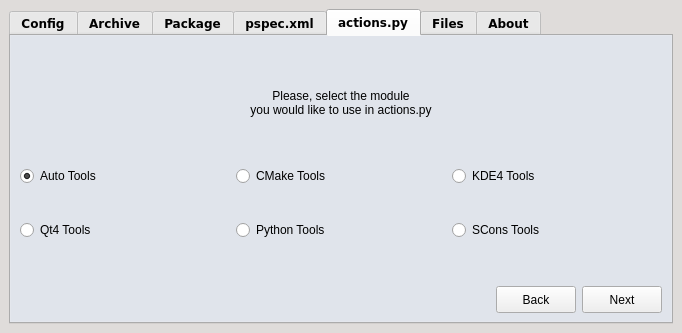
pars-linux/pisiyap, file ui/pisiyap.ui: the form before one commit.
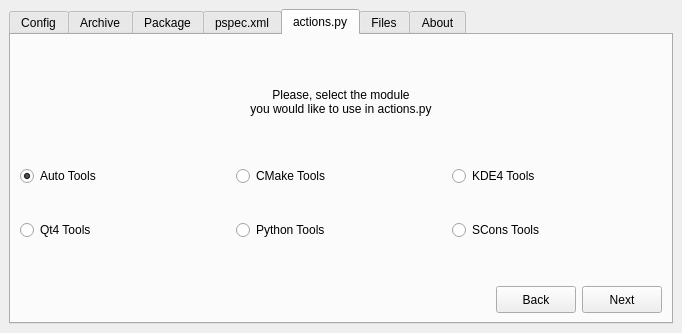
The form after the commit. The open tabs and pages were chosen to show the change. Icons and pictures are not drawn.

The edit to the form file:
```diff
--- a/ui/pisiyap.ui
+++ b/ui/pisiyap.ui
@@ -22,185 +22,6 @@
     <height>0</height>
    </size>
   </property>
-  <property name="palette">
-   <palette>
-    <active>
-     <colorrole role="WindowText">
-      <brush brushstyle="SolidPattern">
-       <color alpha="255">
-        <red>255</red>
-        <green>255</green>
-        <blue>255</blue>
-       </color>
-      </brush>
-     </colorrole>
-     <colorrole role="Button">
-      <brush brushstyle="SolidPattern">
-       <color alpha="255">
-        <red>223</red>
-        <green>220</green>
-        <blue>218</blue>
-       </color>
-      </brush>
-     </colorrole>
-     <colorrole role="Text">
-      <brush brushstyle="SolidPattern">
-       <color alpha="255">
-        <red>255</red>
-        <green>255</green>
-        <blue>255</blue>
-       </color>
-      </brush>
-     </colorrole>
-     <colorrole role="ButtonText">
-      <brush brushstyle="SolidPattern">
-       <color alpha="255">
-        <red>223</red>
-        <green>220</green>
-        <blue>218</blue>
-       </color>
-      </brush>
-     </colorrole>
-     <colorrole role="Base">
-      <brush brushstyle="SolidPattern">
-       <color alpha="255">
-        <red>209</red>
-        <green>214</green>
-        <blue>224</blue>
-       </color>
-      </brush>
-     </colorrole>
-     <colorrole role="Window">
-      <brush brushstyle="SolidPattern">
-       <color alpha="255">
-        <red>223</red>
-        <green>220</green>
-        <blue>218</blue>
-       </color>
-      </brush>
-     </colorrole>
-    </active>
-    <inactive>
-     <colorrole role="WindowText">
-      <brush brushstyle="SolidPattern">
-       <color alpha="255">
-        <red>255</red>
-        <green>255</green>
-        <blue>255</blue>
-       </color>
-      </brush>
-     </colorrole>
-     <colorrole role="Button">
-      <brush brushstyle="SolidPattern">
-       <color alpha="255">
-        <red>223</red>
-        <green>220</green>
-        <blue>218</blue>
-       </color>
-      </brush>
-     </colorrole>
-     <colorrole role="Text">
-      <brush brushstyle="SolidPattern">
-       <color alpha="255">
-        <red>255</red>
-        <green>255</green>
-        <blue>255</blue>
-       </color>
-      </brush>
-     </colorrole>
-     <colorrole role="ButtonText">
-      <brush brushstyle="SolidPattern">
-       <color alpha="255">
-        <red>223</red>
-        <green>220</green>
-        <blue>218</blue>
-       </color>
-      </brush>
-     </colorrole>
-     <colorrole role="Base">
-      <brush brushstyle="SolidPattern">
-       <color alpha="255">
-        <red>209</red>
-        <green>214</green>
-        <blue>224</blue>
-       </color>
-      </brush>
-     </colorrole>
-     <colorrole role="Window">
-      <brush brushstyle="SolidPattern">
-       <color alpha="255">
-        <red>223</red>
-        <green>220</green>
-        <blue>218</blue>
-       </color>
-      </brush>
-     </colorrole>
-    </inactive>
-    <disabled>
-     <colorrole role="WindowText">
-      <brush brushstyle="SolidPattern">
-       <color alpha="255">
-        <red>110</red>
-        <green>111</green>
-        <blue>114</blue>
-       </color>
-      </brush>
-     </colorrole>
-     <colorrole role="Button">
-      <brush brushstyle="SolidPattern">
-       <color alpha="255">
-        <red>223</red>
-        <green>220</green>
-        <blue>218</blue>
-       </color>
-      </brush>
-     </colorrole>
-     <colorrole role="Text">
-      <brush brushstyle="SolidPattern">
-       <color alpha="255">
-        <red>110</red>
-        <green>111</green>
-        <blue>114</blue>
-       </color>
-      </brush>
-     </colorrole>
-     <colorrole role="ButtonText">
-      <brush brushstyle="SolidPattern">
-       <color alpha="255">
-        <red>0</red>
-        <green>0</green>
-        <blue>0</blue>
-       </color>
-      </brush>
-     </colorrole>
-     <colorrole role="Base">
-      <brush brushstyle="SolidPattern">
-       <color alpha="255">
-        <red>223</red>
-        <green>220</green>
-        <blue>218</blue>
-       </color>
-      </brush>
-     </colorrole>
-     <colorrole role="Window">
-      <brush brushstyle="SolidPattern">
-       <color alpha="255">
-        <red>223</red>
-        <green>220</green>
-        <blue>218</blue>
-       </color>
-      </brush>
-     </colorrole>
-    </disabled>
-   </palette>
-  </property>
-  <property name="font">
-   <font>
-    <family>DejaVu Sans</family>
-    <weight>75</weight>
-    <bold>true</bold>
-   </font>
-  </property>
   <property name="windowTitle">
    <string>PisiYap - PiSi Source File Creator</string>
   </property>
@@ -224,134 +45,6 @@
         <height>322</height>
        </size>
       </property>
-      <property name="palette">
-       <palette>
-        <active>
-         <colorrole role="WindowText">
-          <brush brushstyle="SolidPattern">
-           <color alpha="255">
-            <red>0</red>
-            <green>0</green>
-            <blue>0</blue>
-           </color>
-          </brush>
-         </colorrole>
-         <colorrole role="Button">
-          <brush brushstyle="SolidPattern">
-           <color alpha="255">
-            <red>209</red>
-            <green>214</green>
-            <blue>224</blue>
-           </color>
-          </brush>
-         </colorrole>
-         <colorrole role="Text">
-          <brush brushstyle="SolidPattern">
-           <color alpha="255">
-            <red>0</red>
-            <green>0</green>
-            <blue>0</blue>
-           </color>
-          </brush>
-         </colorrole>
-         <colorrole role="ButtonText">
-          <brush brushstyle="SolidPattern">
-           <color alpha="255">
-            <red>0</red>
-            <green>0</green>
-            <blue>0</blue>
-           </color>
-          </brush>
-         </colorrole>
-        </active>
-        <inactive>
-         <colorrole role="WindowText">
-          <brush brushstyle="SolidPattern">
-           <color alpha="255">
-            <red>0</red>
-            <green>0</green>
-            <blue>0</blue>
-           </color>
-          </brush>
-         </colorrole>
-         <colorrole role="Button">
-          <brush brushstyle="SolidPattern">
-           <color alpha="255">
-            <red>209</red>
-            <green>214</green>
-            <blue>224</blue>
-           </color>
-          </brush>
-         </colorrole>
-         <colorrole role="Text">
-          <brush brushstyle="SolidPattern">
-           <color alpha="255">
-            <red>0</red>
-            <green>0</green>
-            <blue>0</blue>
-           </color>
-          </brush>
-         </colorrole>
-         <colorrole role="ButtonText">
-          <brush brushstyle="SolidPattern">
-           <color alpha="255">
-            <red>0</red>
-            <green>0</green>
-            <blue>0</blue>
-           </color>
-          </brush>
-         </colorrole>
-        </inactive>
-        <disabled>
-         <colorrole role="WindowText">
-          <brush brushstyle="SolidPattern">
-           <color alpha="255">
-            <red>0</red>
-            <green>0</green>
-            <blue>0</blue>
-           </color>
-          </brush>
-         </colorrole>
-         <colorrole role="Button">
-          <brush brushstyle="SolidPattern">
-           <color alpha="255">
-            <red>209</red>
-            <green>214</green>
-            <blue>224</blue>
-           </color>
-          </brush>
-         </colorrole>
-         <colorrole role="Text">
-          <brush brushstyle="SolidPattern">
-           <color alpha="255">
-            <red>0</red>
-            <green>0</green>
-            <blue>0</blue>
-           </color>
-          </brush>
-         </colorrole>
-         <colorrole role="ButtonText">
-          <brush brushstyle="SolidPattern">
-           <color alpha="255">
-            <red>0</red>
-            <green>0</green>
-            <blue>0</blue>
-           </color>
-          </brush>
-         </colorrole>
-        </disabled>
-       </palette>
-      </property>
-      <property name="font">
-       <font>
-        <family>DejaVu Sans</family>
-        <weight>75</weight>
-        <bold>true</bold>
-       </font>
-      </property>
-      <property name="styleSheet">
-       <string notr="true">color: rgb(0, 0, 0);</string>
-      </property>
       <property name="currentIndex">
        <number>1</number>
       </property>
@@ -2282,9 +1975,6 @@
           </item>
           <item row="1" column="0">
            <widget class="QLabel" name="label_3">
-            <property name="styleSheet">
-             <string notr="true">color: rgb(0, 0, 0);</string>
-            </property>
             <property name="text">
              <string>Please, select the module
 you would like to use in actions.py</string>
@@ -2321,124 +2011,6 @@
            <layout class="QGridLayout" name="gridLayout_19">
             <item row="0" column="0">
              <widget class="QRadioButton" name="autoTools">
-              <property name="palette">
-               <palette>
-                <active>
-                 <colorrole role="WindowText">
-                  <brush brushstyle="SolidPattern">
-                   <color alpha="255">
-                    <red>0</red>
-                    <green>0</green>
-                    <blue>0</blue>
-                   </color>
-                  </brush>
-                 </colorrole>
-                 <colorrole role="Button">
-                  <brush brushstyle="SolidPattern">
-                   <color alpha="255">
-                    <red>223</red>
-                    <green>220</green>
-                    <blue>218</blue>
-                   </color>
-                  </brush>
-                 </colorrole>
-                 <colorrole role="Text">
-                  <brush brushstyle="SolidPattern">
-                   <color alpha="255">
-                    <red>0</red>
-                    <green>0</green>
-                    <blue>0</blue>
-                   </color>
-                  </brush>
-                 </colorrole>
-                 <colorrole role="ButtonText">
-                  <brush brushstyle="SolidPattern">
-                   <color alpha="255">
-                    <red>0</red>
-                    <green>0</green>
-                    <blue>0</blue>
-                   </color>
-                  </brush>
-                 </colorrole>
-                </active>
-                <inactive>
-                 <colorrole role="WindowText">
-                  <brush brushstyle="SolidPattern">
-                   <color alpha="255">
-                    <red>0</red>
-                    <green>0</green>
-                    <blue>0</blue>
-                   </color>
-                  </brush>
-                 </colorrole>
-                 <colorrole role="Button">
-                  <brush brushstyle="SolidPattern">
-                   <color alpha="255">
-                    <red>223</red>
-                    <green>220</green>
-                    <blue>218</blue>
-                   </color>
-                  </brush>
-                 </colorrole>
-                 <colorrole role="Text">
-                  <brush brushstyle="SolidPattern">
-                   <color alpha="255">
-                    <red>0</red>
-                    <green>0</green>
-                    <blue>0</blue>
-                   </color>
-                  </brush>
-                 </colorrole>
-                 <colorrole role="ButtonText">
-                  <brush brushstyle="SolidPattern">
-                   <color alpha="255">
-                    <red>0</red>
-                    <green>0</green>
-                    <blue>0</blue>
-                   </color>
-                  </brush>
-                 </colorrole>
-                </inactive>
-                <disabled>
-                 <colorrole role="WindowText">
-                  <brush brushstyle="SolidPattern">
-                   <color alpha="255">
-                    <red>0</red>
-                    <green>0</green>
-                    <blue>0</blue>
-                   </color>
-                  </brush>
-                 </colorrole>
-                 <colorrole role="Button">
-                  <brush brushstyle="SolidPattern">
-                   <color alpha="255">
-                    <red>223</red>
-                    <green>220</green>
-                    <blue>218</blue>
-                   </color>
-                  </brush>
-                 </colorrole>
-                 <colorrole role="Text">
-                  <brush brushstyle="SolidPattern">
-                   <color alpha="255">
-                    <red>0</red>
-                    <green>0</green>
-                    <blue>0</blue>
-                   </color>
-                  </brush>
-                 </colorrole>
-                 <colorrole role="ButtonText">
-                  <brush brushstyle="SolidPattern">
-                   <color alpha="255">
-                    <red>0</red>
-                    <green>0</green>
-                    <blue>0</blue>
-                   </color>
-                  </brush>
-                 </colorrole>
-                </disabled>
-               </palette>
-              </property>
               <property name="toolTip">
                <string>&lt;!DOCTYPE HTML PUBLIC &quot;-//W3C//DTD HTML 4.0//EN&quot; &quot;http://www.w3.org/TR/REC-html40/strict.dtd&quot;&gt;
 &lt;html&gt;&lt;head&gt;&lt;meta name=&quot;qrichtext&quot; content=&quot;1&quot; /&gt;&lt;style type=&quot;text/css&quot;&gt;
@@ -2446,9 +2018,6 @@
 &lt;/style&gt;&lt;/head&gt;&lt;body style=&quot; font-family:'Serif'; font-size:10pt; font-weight:600; font-style:normal;&quot;&gt;
 &lt;p style=&quot; margin-top:0px; margin-bottom:0px; margin-left:0px; margin-right:0px; -qt-block-indent:0; text-indent:0px;&quot;&gt;Select this option if the package is built with autotools&lt;/p&gt;&lt;/body&gt;&lt;/html&gt;</string>
               </property>
-              <property name="styleSheet">
-               <string notr="true">color: rgb(0, 0, 0);</string>
-              </property>
               <property name="text">
                <string>Auto Tools</string>
               </property>
@@ -2459,124 +2028,6 @@
             </item>
             <item row="0" column="1">
              <widget class="QRadioButton" name="cmakeTools">
-              <property name="palette">
-               <palette>
-                <active>
-                 <colorrole role="WindowText">
-                  <brush brushstyle="SolidPattern">
-                   <color alpha="255">
-                    <red>0</red>
-                    <green>0</green>
-                    <blue>0</blue>
-                   </color>
-                  </brush>
-                 </colorrole>
-                 <colorrole role="Button">
-                  <brush brushstyle="SolidPattern">
-                   <color alpha="255">
-                    <red>223</red>
-                    <green>220</green>
-                    <blue>218</blue>
-                   </color>
-                  </brush>
-                 </colorrole>
-                 <colorrole role="Text">
-                  <brush brushstyle="SolidPattern">
-                   <color alpha="255">
-                    <red>0</red>
-                    <green>0</green>
-                    <blue>0</blue>
-                   </color>
-                  </brush>
-                 </colorrole>
-                 <colorrole role="ButtonText">
-                  <brush brushstyle="SolidPattern">
-                   <color alpha="255">
-                    <red>0</red>
-                    <green>0</green>
-                    <blue>0</blue>
-                   </color>
-                  </brush>
-                 </colorrole>
-                </active>
-                <inactive>
-                 <colorrole role="WindowText">
-                  <brush brushstyle="SolidPattern">
-                   <color alpha="255">
-                    <red>0</red>
-                    <green>0</green>
-                    <blue>0</blue>
-                   </color>
-                  </brush>
-                 </colorrole>
-                 <colorrole role="Button">
-                  <brush brushstyle="SolidPattern">
-                   <color alpha="255">
-                    <red>223</red>
-                    <green>220</green>
-                    <blue>218</blue>
-                   </color>
-                  </brush>
-                 </colorrole>
-                 <colorrole role="Text">
-                  <brush brushstyle="SolidPattern">
-                   <color alpha="255">
-                    <red>0</red>
-                    <green>0</green>
-                    <blue>0</blue>
-                   </color>
-                  </brush>
-                 </colorrole>
-                 <colorrole role="ButtonText">
-                  <brush brushstyle="SolidPattern">
-                   <color alpha="255">
-                    <red>0</red>
-                    <green>0</green>
-                    <blue>0</blue>
-                   </color>
-                  </brush>
-                 </colorrole>
-                </inactive>
-                <disabled>
-                 <colorrole role="WindowText">
-                  <brush brushstyle="SolidPattern">
-                   <color alpha="255">
-                    <red>0</red>
-                    <green>0</green>
-                    <blue>0</blue>
-                   </color>
-                  </brush>
-                 </colorrole>
-                 <colorrole role="Button">
-                  <brush brushstyle="SolidPattern">
-                   <color alpha="255">
-                    <red>223</red>
-                    <green>220</green>
-                    <blue>218</blue>
-                   </color>
-                  </brush>
-                 </colorrole>
-                 <colorrole role="Text">
-                  <brush brushstyle="SolidPattern">
-                   <color alpha="255">
-                    <red>0</red>
-                    <green>0</green>
-                    <blue>0</blue>
-                   </color>
-                  </brush>
-                 </colorrole>
-                 <colorrole role="ButtonText">
-                  <brush brushstyle="SolidPattern">
-                   <color alpha="255">
-                    <red>0</red>
-                    <green>0</green>
-                    <blue>0</blue>
-                   </color>
-                  </brush>
-                 </colorrole>
-                </disabled>
-               </palette>
-              </property>
               <property name="toolTip">
                <string>&lt;!DOCTYPE HTML PUBLIC &quot;-//W3C//DTD HTML 4.0//EN&quot; &quot;http://www.w3.org/TR/REC-html40/strict.dtd&quot;&gt;
 &lt;html&gt;&lt;head&gt;&lt;meta name=&quot;qrichtext&quot; content=&quot;1&quot; /&gt;&lt;style type=&quot;text/css&quot;&gt;
@@ -2584,9 +2035,6 @@
 &lt;/style&gt;&lt;/head&gt;&lt;body style=&quot; font-family:'Serif'; font-size:10pt; font-weight:600; font-style:normal;&quot;&gt;
 &lt;p style=&quot; margin-top:0px; margin-bottom:0px; margin-left:0px; margin-right:0px; -qt-block-indent:0; text-indent:0px;&quot;&gt;Select this option if the package is built with cmake tools&lt;/p&gt;&lt;/body&gt;&lt;/html&gt;</string>
               </property>
-              <property name="styleSheet">
-               <string notr="true">color: rgb(0, 0, 0);</string>
-              </property>
               <property name="text">
                <string>CMake Tools</string>
               </property>
@@ -2594,124 +2042,6 @@
             </item>
             <item row="0" column="2">
              <widget class="QRadioButton" name="kde4Tools">
-              <property name="palette">
-               <palette>
-                <active>
-                 <colorrole role="WindowText">
-                  <brush brushstyle="SolidPattern">
-                   <color alpha="255">
-                    <red>0</red>
-                    <green>0</green>
-                    <blue>0</blue>
-                   </color>
-                  </brush>
-                 </colorrole>
-                 <colorrole role="Button">
-                  <brush brushstyle="SolidPattern">
-                   <color alpha="255">
-                    <red>223</red>
-                    <green>220</green>
-                    <blue>218</blue>
-                   </color>
-                  </brush>
-                 </colorrole>
-                 <colorrole role="Text">
-                  <brush brushstyle="SolidPattern">
-                   <color alpha="255">
-                    <red>0</red>
-                    <green>0</green>
-                    <blue>0</blue>
-                   </color>
-                  </brush>
-                 </colorrole>
-                 <colorrole role="ButtonText">
-                  <brush brushstyle="SolidPattern">
-                   <color alpha="255">
-                    <red>0</red>
-                    <green>0</green>
-                    <blue>0</blue>
-                   </color>
-                  </brush>
-                 </colorrole>
-                </active>
-                <inactive>
-                 <colorrole role="WindowText">
-                  <brush brushstyle="SolidPattern">
-                   <color alpha="255">
-                    <red>0</red>
-                    <green>0</green>
-                    <blue>0</blue>
-                   </color>
-                  </brush>
-                 </colorrole>
-                 <colorrole role="Button">
-                  <brush brushstyle="SolidPattern">
-                   <color alpha="255">
-                    <red>223</red>
-                    <green>220</green>
-                    <blue>218</blue>
-                   </color>
-                  </brush>
-                 </colorrole>
-                 <colorrole role="Text">
-                  <brush brushstyle="SolidPattern">
-                   <color alpha="255">
-                    <red>0</red>
-                    <green>0</green>
-                    <blue>0</blue>
-                   </color>
-                  </brush>
-                 </colorrole>
-                 <colorrole role="ButtonText">
-                  <brush brushstyle="SolidPattern">
-                   <color alpha="255">
-                    <red>0</red>
-                    <green>0</green>
-                    <blue>0</blue>
-                   </color>
-                  </brush>
-                 </colorrole>
-                </inactive>
-                <disabled>
-                 <colorrole role="WindowText">
-                  <brush brushstyle="SolidPattern">
-                   <color alpha="255">
-                    <red>0</red>
-                    <green>0</green>
-                    <blue>0</blue>
-                   </color>
-                  </brush>
-                 </colorrole>
-                 <colorrole role="Button">
-                  <brush brushstyle="SolidPattern">
-                   <color alpha="255">
-                    <red>223</red>
-                    <green>220</green>
-                    <blue>218</blue>
-                   </color>
-                  </brush>
-                 </colorrole>
-                 <colorrole role="Text">
-                  <brush brushstyle="SolidPattern">
-                   <color alpha="255">
-                    <red>0</red>
-                    <green>0</green>
-                    <blue>0</blue>
-                   </color>
-                  </brush>
-                 </colorrole>
-                 <colorrole role="ButtonText">
-                  <brush brushstyle="SolidPattern">
-                   <color alpha="255">
-                    <red>0</red>
-                    <green>0</green>
-                    <blue>0</blue>
-                   </color>
-                  </brush>
-                 </colorrole>
-                </disabled>
-               </palette>
-              </property>
               <property name="toolTip">
                <string>&lt;!DOCTYPE HTML PUBLIC &quot;-//W3C//DTD HTML 4.0//EN&quot; &quot;http://www.w3.org/TR/REC-html40/strict.dtd&quot;&gt;
 &lt;html&gt;&lt;head&gt;&lt;meta name=&quot;qrichtext&quot; content=&quot;1&quot; /&gt;&lt;style type=&quot;text/css&quot;&gt;
@@ -2719,9 +2049,6 @@
 &lt;/style&gt;&lt;/head&gt;&lt;body style=&quot; font-family:'Serif'; font-size:10pt; font-weight:600; font-style:normal;&quot;&gt;
 &lt;p style=&quot; margin-top:0px; margin-bottom:0px; margin-left:0px; margin-right:0px; -qt-block-indent:0; text-indent:0px;&quot;&gt;Select this option if the package is built with kde4 tools&lt;/p&gt;&lt;/body&gt;&lt;/html&gt;</string>
               </property>
-              <property name="styleSheet">
-               <string notr="true">color: rgb(0, 0, 0);</string>
-              </property>
               <property name="text">
                <string>KDE4 Tools</string>
               </property>
@@ -2733,124 +2060,6 @@
            <layout class="QGridLayout" name="gridLayout_20">
             <item row="0" column="0">
              <widget class="QRadioButton" name="qt4Tools">
-              <property name="palette">
-               <palette>
-                <active>
-                 <colorrole role="WindowText">
-                  <brush brushstyle="SolidPattern">
-                   <color alpha="255">
-                    <red>0</red>
-                    <green>0</green>
-                    <blue>0</blue>
-                   </color>
-                  </brush>
-                 </colorrole>
-                 <colorrole role="Button">
-                  <brush brushstyle="SolidPattern">
-                   <color alpha="255">
-                    <red>223</red>
-                    <green>220</green>
-                    <blue>218</blue>
-                   </color>
-                  </brush>
-                 </colorrole>
-                 <colorrole role="Text">
-                  <brush brushstyle="SolidPattern">
-                   <color alpha="255">
-                    <red>0</red>
-                    <green>0</green>
-                    <blue>0</blue>
-                   </color>
-                  </brush>
-                 </colorrole>
-                 <colorrole role="ButtonText">
-                  <brush brushstyle="SolidPattern">
-                   <color alpha="255">
-                    <red>0</red>
-                    <green>0</green>
-                    <blue>0</blue>
-                   </color>
-                  </brush>
-                 </colorrole>
-                </active>
-                <inactive>
-                 <colorrole role="WindowText">
-                  <brush brushstyle="SolidPattern">
-                   <color alpha="255">
-                    <red>0</red>
-                    <green>0</green>
-                    <blue>0</blue>
-                   </color>
-                  </brush>
-                 </colorrole>
-                 <colorrole role="Button">
-                  <brush brushstyle="SolidPattern">
-                   <color alpha="255">
-                    <red>223</red>
-                    <green>220</green>
-                    <blue>218</blue>
-                   </color>
-                  </brush>
-                 </colorrole>
-                 <colorrole role="Text">
-                  <brush brushstyle="SolidPattern">
-                   <color alpha="255">
-                    <red>0</red>
-                    <green>0</green>
-                    <blue>0</blue>
-                   </color>
-                  </brush>
-                 </colorrole>
-                 <colorrole role="ButtonText">
-                  <brush brushstyle="SolidPattern">
-                   <color alpha="255">
-                    <red>0</red>
-                    <green>0</green>
-                    <blue>0</blue>
-                   </color>
-                  </brush>
-                 </colorrole>
-                </inactive>
-                <disabled>
-                 <colorrole role="WindowText">
-                  <brush brushstyle="SolidPattern">
-                   <color alpha="255">
-                    <red>0</red>
-                    <green>0</green>
-                    <blue>0</blue>
-                   </color>
-                  </brush>
-                 </colorrole>
-                 <colorrole role="Button">
-                  <brush brushstyle="SolidPattern">
-                   <color alpha="255">
-                    <red>223</red>
-                    <green>220</green>
-                    <blue>218</blue>
-                   </color>
-                  </brush>
-                 </colorrole>
-                 <colorrole role="Text">
-                  <brush brushstyle="SolidPattern">
-                   <color alpha="255">
-                    <red>0</red>
-                    <green>0</green>
-                    <blue>0</blue>
-                   </color>
-                  </brush>
-                 </colorrole>
-                 <colorrole role="ButtonText">
-                  <brush brushstyle="SolidPattern">
-                   <color alpha="255">
-                    <red>0</red>
-                    <green>0</green>
-                    <blue>0</blue>
-                   </color>
-                  </brush>
-                 </colorrole>
-                </disabled>
-               </palette>
-              </property>
               <property name="toolTip">
                <string>&lt;!DOCTYPE HTML PUBLIC &quot;-//W3C//DTD HTML 4.0//EN&quot; &quot;http://www.w3.org/TR/REC-html40/strict.dtd&quot;&gt;
 &lt;html&gt;&lt;head&gt;&lt;meta name=&quot;qrichtext&quot; content=&quot;1&quot; /&gt;&lt;style type=&quot;text/css&quot;&gt;
@@ -2858,9 +2067,6 @@
 &lt;/style&gt;&lt;/head&gt;&lt;body style=&quot; font-family:'Serif'; font-size:10pt; font-weight:600; font-style:normal;&quot;&gt;
 &lt;p style=&quot; margin-top:0px; margin-bottom:0px; margin-left:0px; margin-right:0px; -qt-block-indent:0; text-indent:0px;&quot;&gt;Select this option if the package is built with qt4 tools&lt;/p&gt;&lt;/body&gt;&lt;/html&gt;</string>
               </property>
-              <property name="styleSheet">
-               <string notr="true">color: rgb(0, 0, 0);</string>
-              </property>
               <property name="text">
                <string>Qt4 Tools</string>
               </property>
@@ -2868,124 +2074,6 @@
             </item>
             <item row="0" column="1">
              <widget class="QRadioButton" name="pyTools">
-              <property name="palette">
-               <palette>
-                <active>
-                 <colorrole role="WindowText">
-                  <brush brushstyle="SolidPattern">
-                   <color alpha="255">
-                    <red>0</red>
-                    <green>0</green>
-                    <blue>0</blue>
-                   </color>
-                  </brush>
-                 </colorrole>
-                 <colorrole role="Button">
-                  <brush brushstyle="SolidPattern">
-                   <color alpha="255">
-                    <red>223</red>
-                    <green>220</green>
-                    <blue>218</blue>
-                   </color>
-                  </brush>
-                 </colorrole>
-                 <colorrole role="Text">
-                  <brush brushstyle="SolidPattern">
-                   <color alpha="255">
-                    <red>0</red>
-                    <green>0</green>
-                    <blue>0</blue>
-                   </color>
-                  </brush>
-                 </colorrole>
-                 <colorrole role="ButtonText">
-                  <brush brushstyle="SolidPattern">
-                   <color alpha="255">
-                    <red>0</red>
-                    <green>0</green>
-                    <blue>0</blue>
-                   </color>
-                  </brush>
-                 </colorrole>
-                </active>
-                <inactive>
-                 <colorrole role="WindowText">
-                  <brush brushstyle="SolidPattern">
-                   <color alpha="255">
-                    <red>0</red>
-                    <green>0</green>
-                    <blue>0</blue>
-                   </color>
-                  </brush>
-                 </colorrole>
-                 <colorrole role="Button">
-                  <brush brushstyle="SolidPattern">
-                   <color alpha="255">
-                    <red>223</red>
-                    <green>220</green>
-                    <blue>218</blue>
-                   </color>
-                  </brush>
-                 </colorrole>
-                 <colorrole role="Text">
-                  <brush brushstyle="SolidPattern">
-                   <color alpha="255">
-                    <red>0</red>
-                    <green>0</green>
-                    <blue>0</blue>
-                   </color>
-                  </brush>
-                 </colorrole>
-                 <colorrole role="ButtonText">
-                  <brush brushstyle="SolidPattern">
-                   <color alpha="255">
-                    <red>0</red>
-                    <green>0</green>
-                    <blue>0</blue>
-                   </color>
-                  </brush>
-                 </colorrole>
-                </inactive>
-                <disabled>
-                 <colorrole role="WindowText">
-                  <brush brushstyle="SolidPattern">
-                   <color alpha="255">
-                    <red>0</red>
-                    <green>0</green>
-                    <blue>0</blue>
-                   </color>
-                  </brush>
-                 </colorrole>
-                 <colorrole role="Button">
-                  <brush brushstyle="SolidPattern">
-                   <color alpha="255">
-                    <red>223</red>
-                    <green>220</green>
-                    <blue>218</blue>
-                   </color>
-                  </brush>
-                 </colorrole>
-                 <colorrole role="Text">
-                  <brush brushstyle="SolidPattern">
-                   <color alpha="255">
-                    <red>0</red>
-                    <green>0</green>
-                    <blue>0</blue>
-                   </color>
-                  </brush>
-                 </colorrole>
-                 <colorrole role="ButtonText">
-                  <brush brushstyle="SolidPattern">
-                   <color alpha="255">
-                    <red>0</red>
-                    <green>0</green>
-                    <blue>0</blue>
-                   </color>
-                  </brush>
-                 </colorrole>
-                </disabled>
-               </palette>
-              </property>
               <property name="toolTip">
                <string>&lt;!DOCTYPE HTML PUBLIC &quot;-//W3C//DTD HTML 4.0//EN&quot; &quot;http://www.w3.org/TR/REC-html40/strict.dtd&quot;&gt;
 &lt;html&gt;&lt;head&gt;&lt;meta name=&quot;qrichtext&quot; content=&quot;1&quot; /&gt;&lt;style type=&quot;text/css&quot;&gt;
@@ -2993,9 +2081,6 @@
 &lt;/style&gt;&lt;/head&gt;&lt;body style=&quot; font-family:'Serif'; font-size:10pt; font-weight:600; font-style:normal;&quot;&gt;
 &lt;p style=&quot; margin-top:0px; margin-bottom:0px; margin-left:0px; margin-right:0px; -qt-block-indent:0; text-indent:0px;&quot;&gt;Select this option if the package is built with python tools&lt;/p&gt;&lt;/body&gt;&lt;/html&gt;</string>
               </property>
-              <property name="styleSheet">
-               <string notr="true">color: rgb(0, 0, 0);</string>
-              </property>
               <property name="text">
                <string>Python Tools</string>
               </property>
@@ -3003,124 +2088,6 @@
             </item>
             <item row="0" column="2">
              <widget class="QRadioButton" name="sconsTools">
-              <property name="palette">
-               <palette>
-                <active>
-                 <colorrole role="WindowText">
-                  <brush brushstyle="SolidPattern">
-                   <color alpha="255">
-                    <red>0</red>
-                    <green>0</green>
-                    <blue>0</blue>
-                   </color>
-                  </brush>
-                 </colorrole>
-                 <colorrole role="Button">
-                  <brush brushstyle="SolidPattern">
-                   <color alpha="255">
-                    <red>223</red>
-                    <green>220</green>
-                    <blue>218</blue>
-                   </color>
-                  </brush>
-                 </colorrole>
-                 <colorrole role="Text">
-                  <brush brushstyle="SolidPattern">
-                   <color alpha="255">
-                    <red>0</red>
-                    <green>0</green>
-                    <blue>0</blue>
-                   </color>
-                  </brush>
-                 </colorrole>
-                 <colorrole role="ButtonText">
-                  <brush brushstyle="SolidPattern">
-                   <color alpha="255">
-                    <red>0</red>
-                    <green>0</green>
-                    <blue>0</blue>
-                   </color>
-                  </brush>
-                 </colorrole>
-                </active>
-                <inactive>
-                 <colorrole role="WindowText">
-                  <brush brushstyle="SolidPattern">
-                   <color alpha="255">
-                    <red>0</red>
-                    <green>0</green>
-                    <blue>0</blue>
-                   </color>
-                  </brush>
-                 </colorrole>
-                 <colorrole role="Button">
-                  <brush brushstyle="SolidPattern">
-                   <color alpha="255">
-                    <red>223</red>
-                    <green>220</green>
-                    <blue>218</blue>
-                   </color>
-                  </brush>
-                 </colorrole>
-                 <colorrole role="Text">
-                  <brush brushstyle="SolidPattern">
-                   <color alpha="255">
-                    <red>0</red>
-                    <green>0</green>
-                    <blue>0</blue>
-                   </color>
-                  </brush>
-                 </colorrole>
-                 <colorrole role="ButtonText">
-                  <brush brushstyle="SolidPattern">
-                   <color alpha="255">
-                    <red>0</red>
-                    <green>0</green>
-                    <blue>0</blue>
-                   </color>
-                  </brush>
-                 </colorrole>
-                </inactive>
-                <disabled>
-                 <colorrole role="WindowText">
-                  <brush brushstyle="SolidPattern">
-                   <color alpha="255">
-                    <red>0</red>
-                    <green>0</green>
-                    <blue>0</blue>
-                   </color>
-                  </brush>
-                 </colorrole>
-                 <colorrole role="Button">
-                  <brush brushstyle="SolidPattern">
-                   <color alpha="255">
-                    <red>223</red>
-                    <green>220</green>
-                    <blue>218</blue>
-                   </color>
-                  </brush>
-                 </colorrole>
-                 <colorrole role="Text">
-                  <brush brushstyle="SolidPattern">
-                   <color alpha="255">
-                    <red>0</red>
-                    <green>0</green>
-                    <blue>0</blue>
-                   </color>
-                  </brush>
-                 </colorrole>
-                 <colorrole role="ButtonText">
-                  <brush brushstyle="SolidPattern">
-                   <color alpha="255">
-                    <red>0</red>
-                    <green>0</green>
-                    <blue>0</blue>
-                   </color>
-                  </brush>
-                 </colorrole>
-                </disabled>
-               </palette>
-              </property>
               <property name="toolTip">
                <string>&lt;!DOCTYPE HTML PUBLIC &quot;-//W3C//DTD HTML 4.0//EN&quot; &quot;http://www.w3.org/TR/REC-html40/strict.dtd&quot;&gt;
 &lt;html&gt;&lt;head&gt;&lt;meta name=&quot;qrichtext&quot; content=&quot;1&quot; /&gt;&lt;style type=&quot;text/css&quot;&gt;
@@ -3128,9 +2095,6 @@
 &lt;/style&gt;&lt;/head&gt;&lt;body style=&quot; font-family:'Serif'; font-size:10pt; font-weight:600; font-style:normal;&quot;&gt;
 &lt;p style=&quot; margin-top:0px; margin-bottom:0px; margin-left:0px; margin-right:0px; -qt-block-indent:0; text-indent:0px;&quot;&gt;Select this option if the package is built with scons tools&lt;/p&gt;&lt;/body&gt;&lt;/html&gt;</string>
               </property>
-              <property name="styleSheet">
-               <string notr="true">color: rgb(0, 0, 0);</string>
-              </property>
               <property name="text">
                <string>SCons Tools</string>
               </property>
@@ -3203,9 +2167,6 @@
                 <height>27</height>
                </size>
               </property>
-              <property name="styleSheet">
-               <string notr="true">color: rgb(0, 0, 0);</string>
-              </property>
               <property name="text">
                <string>Back</string>
               </property>
@@ -3225,9 +2186,6 @@
                 <height>27</height>
                </size>
               </property>
-              <property name="styleSheet">
-               <string notr="true">color: rgb(0, 0, 0);</string>
-              </property>
               <property name="text">
                <string>Next</string>
               </property>
```
Left out of the diff: 1320 changed lines with no effect on the pictures.
